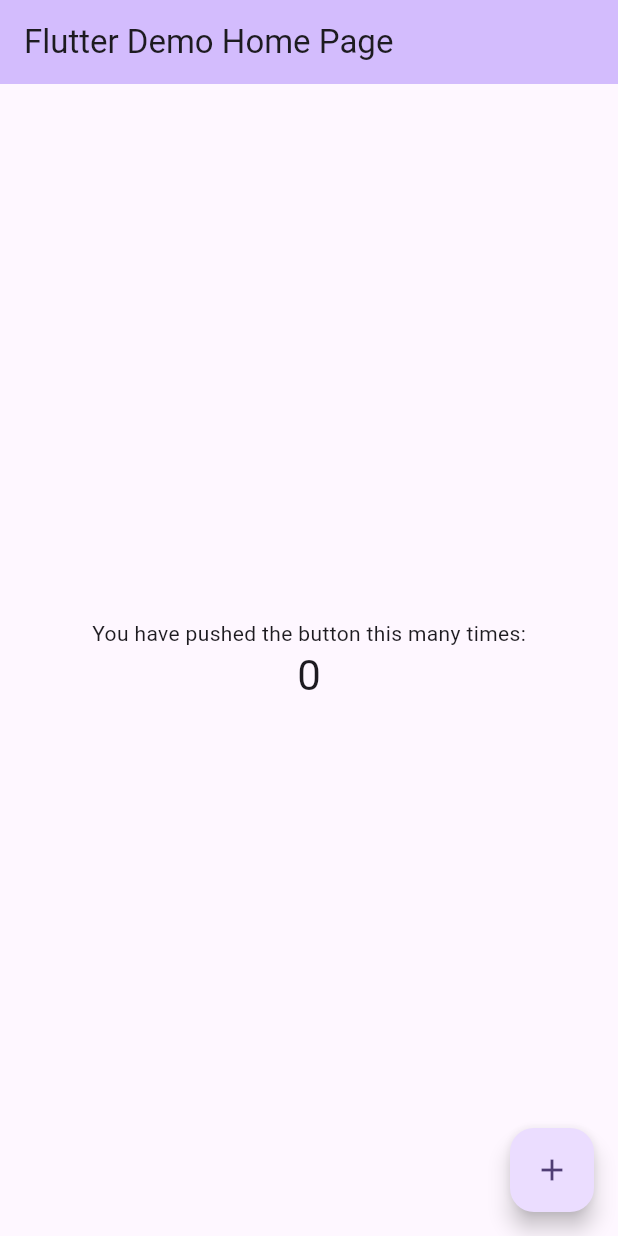
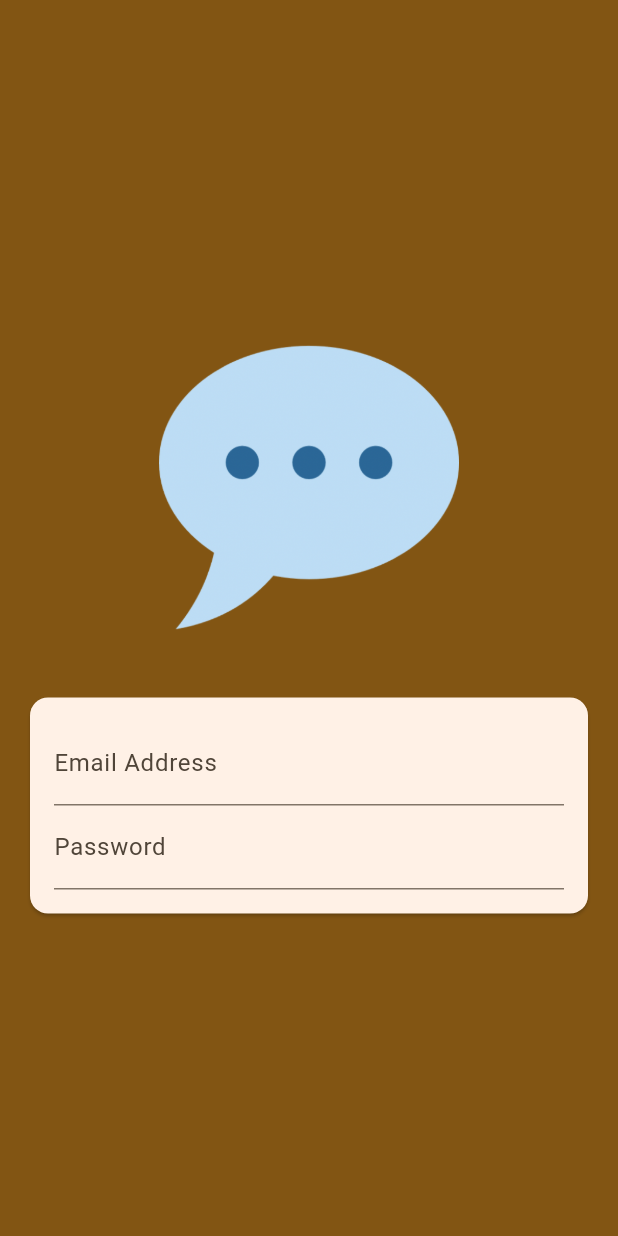
Before and after one commit to Siddiqui145/we_chat, a Flutter app: the screen it shows after launch, on a phone screen of 412 x 824 dp. Run offline on Flutter 3.47's test engine with Material 3 defaults, Android fonts, the phone set to English and light mode, and no system bars.

Commit message:
basic auth screen connected

```diff
--- a/lib/main.dart
+++ b/lib/main.dart
@@ -1,4 +1,5 @@
 import 'package:flutter/material.dart';
+import 'package:we_chat/screens/auth_screen.dart';
 
 void main() {
   runApp(const MyApp());
@@ -11,112 +12,12 @@ class MyApp extends StatelessWidget {
   @override
   Widget build(BuildContext context) {
     return MaterialApp(
-      title: 'Flutter Demo',
+      title: 'Flutter We-Chat',
       theme: ThemeData(
-        // This is the theme of your application.
-        //
-        // TRY THIS: Try running your application with "flutter run". You'll see
-        // the application has a purple toolbar. Then, without quitting the app,
-        // try changing the seedColor in the colorScheme below to Colors.green
-        // and then invoke "hot reload" (save your changes or press the "hot
-        // reload" button in a Flutter-supported IDE, or press "r" if you used
-        // the command line to start the app).
-        //
-        // Notice that the counter didn't reset back to zero; the application
-        // state is not lost during the reload. To reset the state, use hot
-        // restart instead.
-        //
-        // This works for code too, not just values: Most code changes can be
-        // tested with just a hot reload.
-        colorScheme: ColorScheme.fromSeed(seedColor: Colors.deepPurple),
+        colorScheme: ColorScheme.fromSeed(seedColor: const Color.fromARGB(255, 118, 99, 78)),
       ),
-      home: const MyHomePage(title: 'Flutter Demo Home Page'),
+      home: AuthScreen(),
+      debugShowCheckedModeBanner: false,
     );
   }
 }
-
-class MyHomePage extends StatefulWidget {
-  const MyHomePage({super.key, required this.title});
-
-  // This widget is the home page of your application. It is stateful, meaning
-  // that it has a State object (defined below) that contains fields that affect
-  // how it looks.
-
-  // This class is the configuration for the state. It holds the values (in this
-  // case the title) provided by the parent (in this case the App widget) and
-  // used by the build method of the State. Fields in a Widget subclass are
-  // always marked "final".
-
-  final String title;
-
-  @override
-  State<MyHomePage> createState() => _MyHomePageState();
-}
-
-class _MyHomePageState extends State<MyHomePage> {
-  int _counter = 0;
-
-  void _incrementCounter() {
-    setState(() {
-      // This call to setState tells the Flutter framework that something has
-      // changed in this State, which causes it to rerun the build method below
-      // so that the display can reflect the updated values. If we changed
-      // _counter without calling setState(), then the build method would not be
-      // called again, and so nothing would appear to happen.
-      _counter++;
-    });
-  }
-
-  @override
-  Widget build(BuildContext context) {
-    // This method is rerun every time setState is called, for instance as done
-    // by the _incrementCounter method above.
-    //
-    // The Flutter framework has been optimized to make rerunning build methods
-    // fast, so that you can just rebuild anything that needs updating rather
-    // than having to individually change instances of widgets.
-    return Scaffold(
-      appBar: AppBar(
-        // TRY THIS: Try changing the color here to a specific color (to
-        // Colors.amber, perhaps?) and trigger a hot reload to see the AppBar
-        // change color while the other colors stay the same.
-        backgroundColor: Theme.of(context).colorScheme.inversePrimary,
-        // Here we take the value from the MyHomePage object that was created by
-        // the App.build method, and use it to set our appbar title.
-        title: Text(widget.title),
-      ),
-      body: Center(
-        // Center is a layout widget. It takes a single child and positions it
-        // in the middle of the parent.
-        child: Column(
-          // Column is also a layout widget. It takes a list of children and
-          // arranges them vertically. By default, it sizes itself to fit its
-          // children horizontally, and tries to be as tall as its parent.
-          //
-          // Column has various properties to control how it sizes itself and
-          // how it positions its children. Here we use mainAxisAlignment to
-          // center the children vertically; the main axis here is the vertical
-          // axis because Columns are vertical (the cross axis would be
-          // horizontal).
-          //
-          // TRY THIS: Invoke "debug painting" (choose the "Toggle Debug Paint"
-          // action in the IDE, or press "p" in the console), to see the
-          // wireframe for each widget.
-          mainAxisAlignment: MainAxisAlignment.center,
-          children: <Widget>[
-            const Text('You have pushed the button this many times:'),
-            Text(
-              '$_counter',
-              style: Theme.of(context).textTheme.headlineMedium,
-            ),
-          ],
-        ),
-      ),
-      floatingActionButton: FloatingActionButton(
-        onPressed: _incrementCounter,
-        tooltip: 'Increment',
-        child: const Icon(Icons.add),
-      ), // This trailing comma makes auto-formatting nicer for build methods.
-    );
-  }
-}
--- /dev/null
+++ b/lib/screens/auth_screen.dart
@@ -0,0 +1,63 @@
+import 'package:flutter/material.dart';
+
+class AuthScreen extends StatefulWidget {
+  const AuthScreen({super.key});
+
+  @override
+  State<AuthScreen> createState() => _AuthScreenState();
+}
+
+class _AuthScreenState extends State<AuthScreen> {
+  @override
+  Widget build(BuildContext context) {
+    return Scaffold(
+      backgroundColor: Theme.of(context).colorScheme.primary,
+      body: Center(
+        child: SingleChildScrollView(
+          child: Column(
+            mainAxisAlignment: MainAxisAlignment.center,
+            children: [
+              Container(
+                margin: EdgeInsets.only(
+                  top: 30,
+                  bottom: 20,
+                  left: 20,
+                  right: 20
+                ),
+                width: 200,
+                child: Image.asset("assets/images/chat.png"),
+              ),
+              Card(
+                margin: EdgeInsets.all(20),
+                child: SingleChildScrollView(
+                  child: Padding(
+                  padding: EdgeInsets.all(16),
+                  child: Form(
+                    child: Column(
+                      mainAxisSize: MainAxisSize.min,
+                      children: [
+                        TextField(
+                          decoration: InputDecoration(
+                            labelText: "Email Address",
+                          ),
+                          keyboardType: TextInputType.emailAddress,
+                          autocorrect: false,
+                          textCapitalization: TextCapitalization.none,
+                        ),
+                        TextField(
+                          decoration: InputDecoration(
+                            labelText: "Password",
+                          ),
+                          obscureText: true,
+                        ),
+                      ],
+                  )),),
+                ),
+              )
+            ],
+          ),
+        ),
+      ),
+    );
+  }
+}
--- a/pubspec.yaml
+++ b/pubspec.yaml
@@ -58,9 +58,8 @@ flutter:
   uses-material-design: true
 
   # To add assets to your application, add an assets section, like this:
-  # assets:
-  #   - images/a_dot_burr.jpeg
-  #   - images/a_dot_ham.jpeg
+  assets:
+    - assets/images/
 
   # An image asset can refer to one or more resolution-specific "variants", see
   # https://flutter.dev/to/resolution-aware-images
```
Also changed, not shown: assets/images/chat.png (added).
